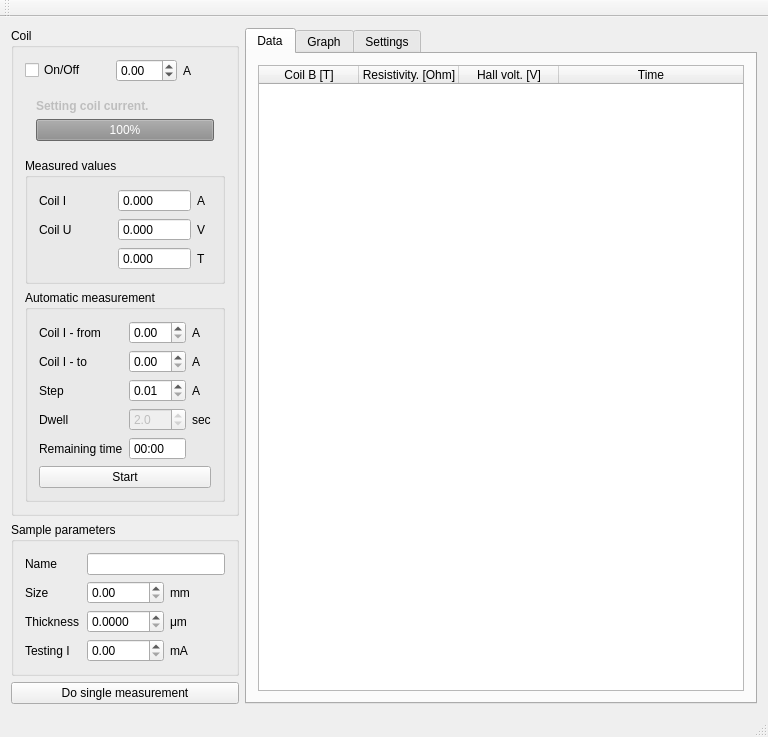
mBr001/hall, file hall/mainwindow.ui: the form before one commit.
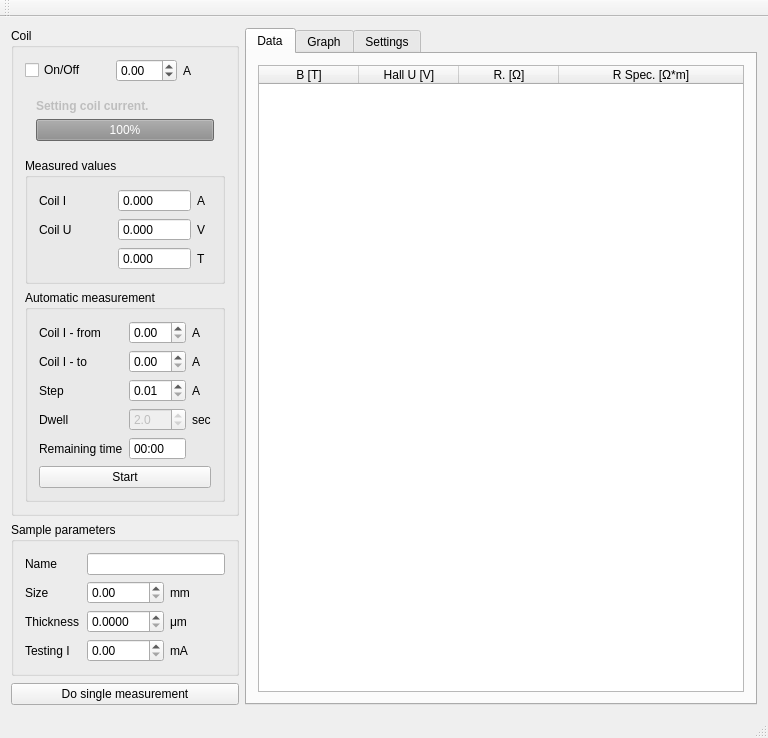
The form after the commit. The open tabs and pages were chosen to show the change. Custom widgets are drawn as their Qt base class.

Commit message: modify columns of measured data: R HallU

What changed in the file:
```diff
--- a/hall/mainwindow.ui
+++ b/hall/mainwindow.ui
@@ -7,7 +7,7 @@
     <x>0</x>
     <y>0</y>
     <width>768</width>
-    <height>704</height>
+    <height>738</height>
    </rect>
   </property>
   <property name="windowTitle">
@@ -511,22 +511,22 @@
             </attribute>
             <column>
              <property name="text">
-              <string>Coil B [T]</string>
+              <string>B [T]</string>
              </property>
             </column>
             <column>
              <property name="text">
-              <string>Resistivity. [Ohm]</string>
+              <string>Hall U [V]</string>
              </property>
             </column>
             <column>
              <property name="text">
-              <string>Hall volt. [V]</string>
+              <string>R. [Ω]</string>
              </property>
             </column>
             <column>
              <property name="text">
-              <string>Time</string>
+              <string>R Spec. [Ω*m]</string>
              </property>
             </column>
            </widget>
```
The commit also changes 4 other files.
